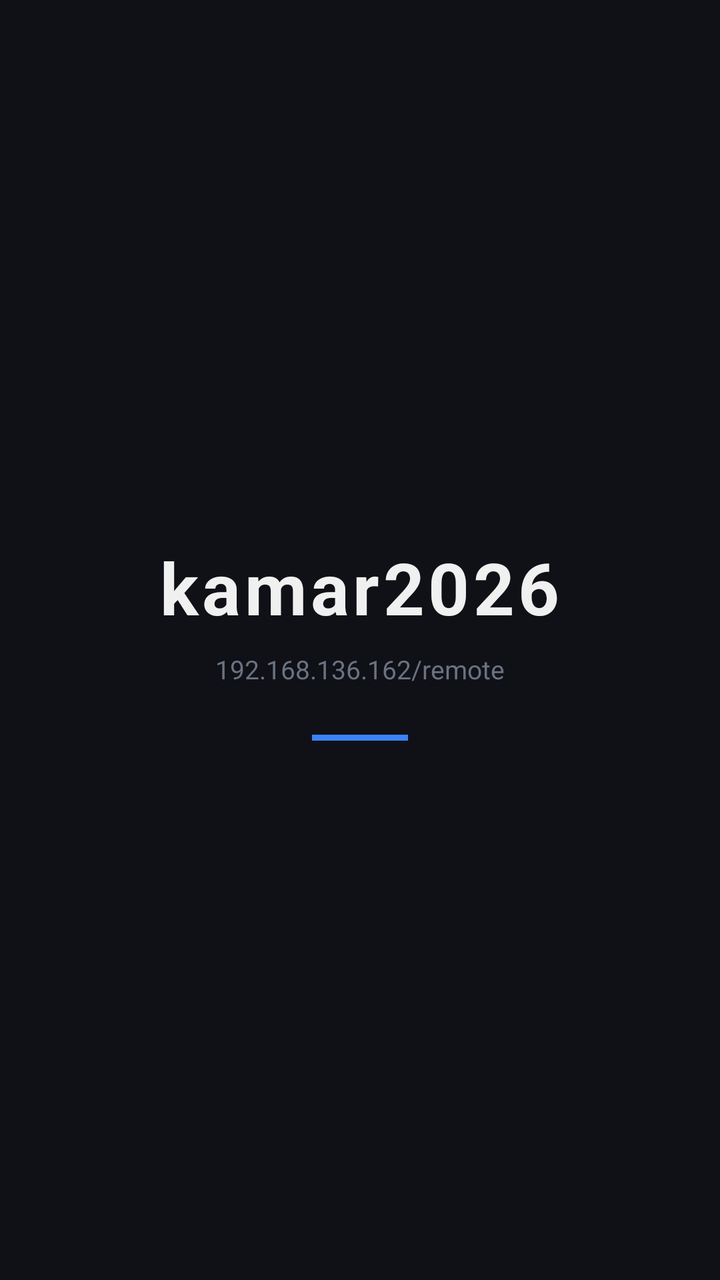
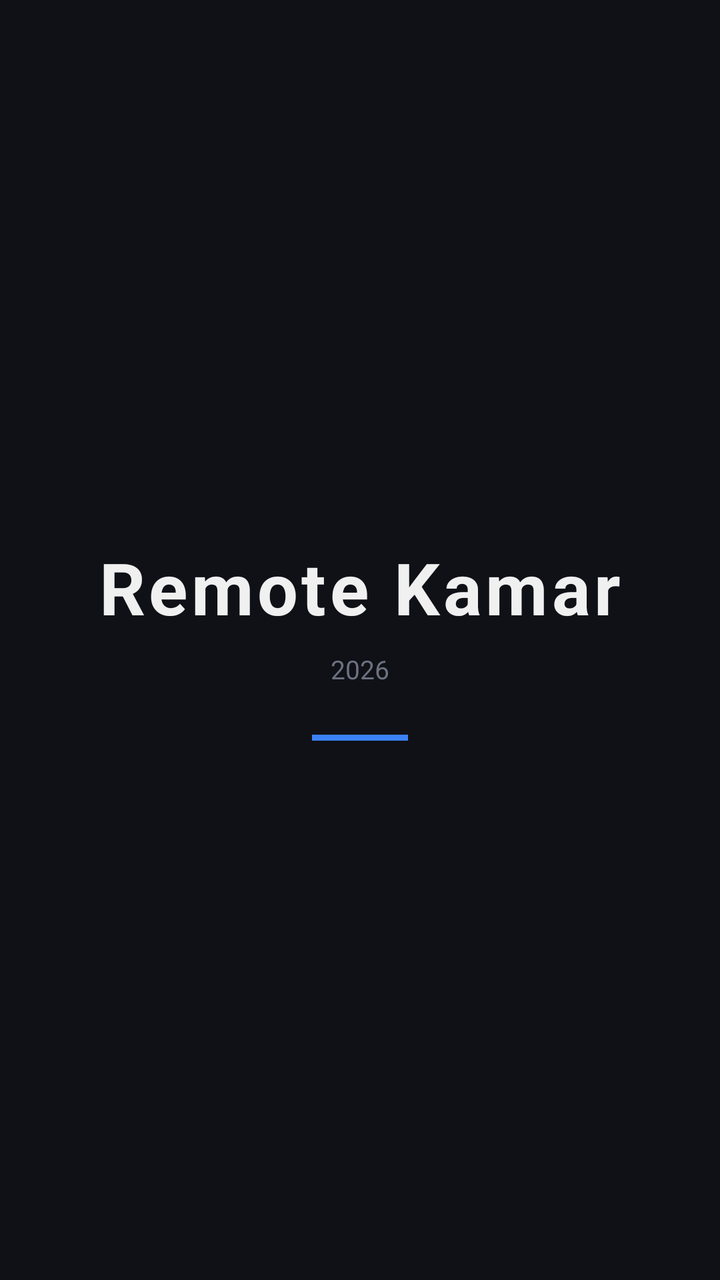

Compare the two renders of this Android layout. The source of the first and the diff that turns it into the second are given below.
<!-- AndroidManifest.xml: activity theme Theme.Kamar2026.Splash -->
<!-- res/layout/activity_splash.xml -->
<?xml version="1.0" encoding="utf-8"?>
<LinearLayout xmlns:android="http://schemas.android.com/apk/res/android"
    android:layout_width="match_parent"
    android:layout_height="match_parent"
    android:orientation="vertical"
    android:gravity="center"
    android:background="@color/splash_bg">

    <TextView
        android:layout_width="wrap_content"
        android:layout_height="wrap_content"
        android:text="kamar2026"
        android:textSize="36sp"
        android:textStyle="bold"
        android:textColor="@color/splash_text"
        android:letterSpacing="0.05" />

    <TextView
        android:layout_width="wrap_content"
        android:layout_height="wrap_content"
        android:layout_marginTop="8dp"
        android:text="192.168.136.162/remote"
        android:textSize="13sp"
        android:textColor="@color/splash_subtext" />

    <View
        android:layout_width="48dp"
        android:layout_height="3dp"
        android:layout_marginTop="24dp"
        android:background="@color/accent" />

</LinearLayout>
<!-- resources referenced by this layout -->
<resources>
  <color name="accent">#3B82F6</color>
  <color name="splash_bg">#0F1117</color>
  <color name="splash_subtext">#6B7280</color>
  <color name="splash_text">#F0F0F0</color>
  <style name="Theme.Kamar2026.Splash" parent="Theme.Kamar2026" />
  <style name="Theme.Kamar2026" parent="Theme.AppCompat.Light.NoActionBar">
          <item name="colorPrimary">@color/accent</item>
          <item name="android:windowBackground">@color/bg_dark</item>
          <item name="android:statusBarColor">@color/bg_dark</item>
          <item name="android:navigationBarColor">@color/bg_dark</item>
      </style>
  <color name="bg_dark">#0F1117</color>
</resources>

<!-- the commit's change to res/layout/activity_splash.xml (unified diff, before → after) -->
@@ -9,7 +9,7 @@
     <TextView
         android:layout_width="wrap_content"
         android:layout_height="wrap_content"
-        android:text="kamar2026"
+        android:text="Remote Kamar"
         android:textSize="36sp"
         android:textStyle="bold"
         android:textColor="@color/splash_text"
@@ -19,7 +19,7 @@
         android:layout_width="wrap_content"
         android:layout_height="wrap_content"
         android:layout_marginTop="8dp"
-        android:text="192.168.136.162/remote"
+        android:text="2026"
         android:textSize="13sp"
         android:textColor="@color/splash_subtext" />
 
